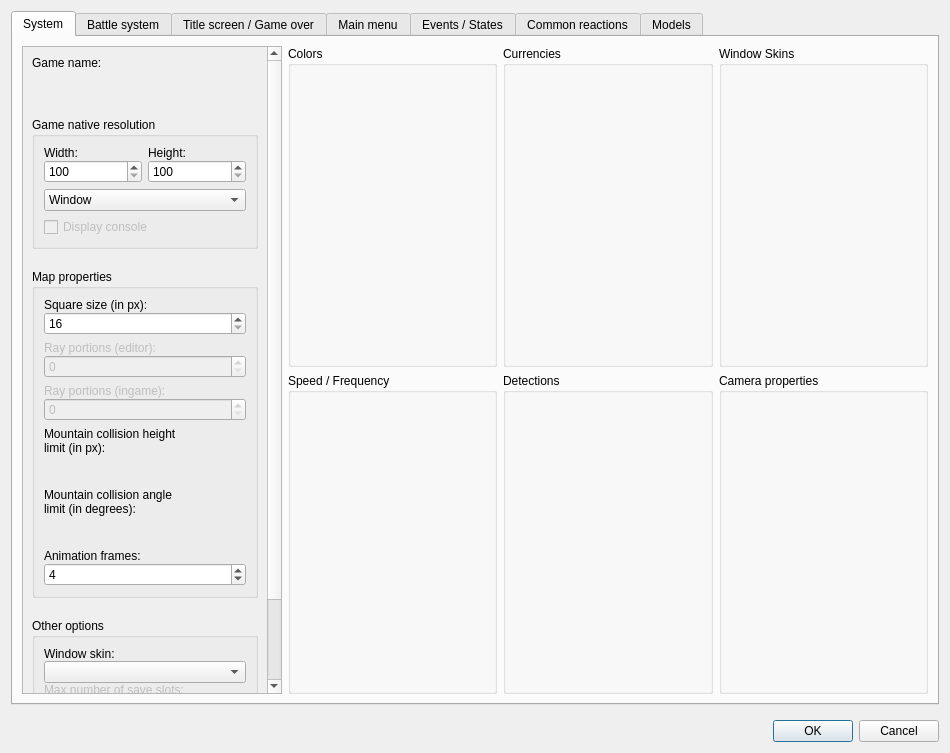
RPG-Paper-Maker/RPG-Paper-Maker, file Editor/Dialogs/dialogsystems.ui: the form before one commit.
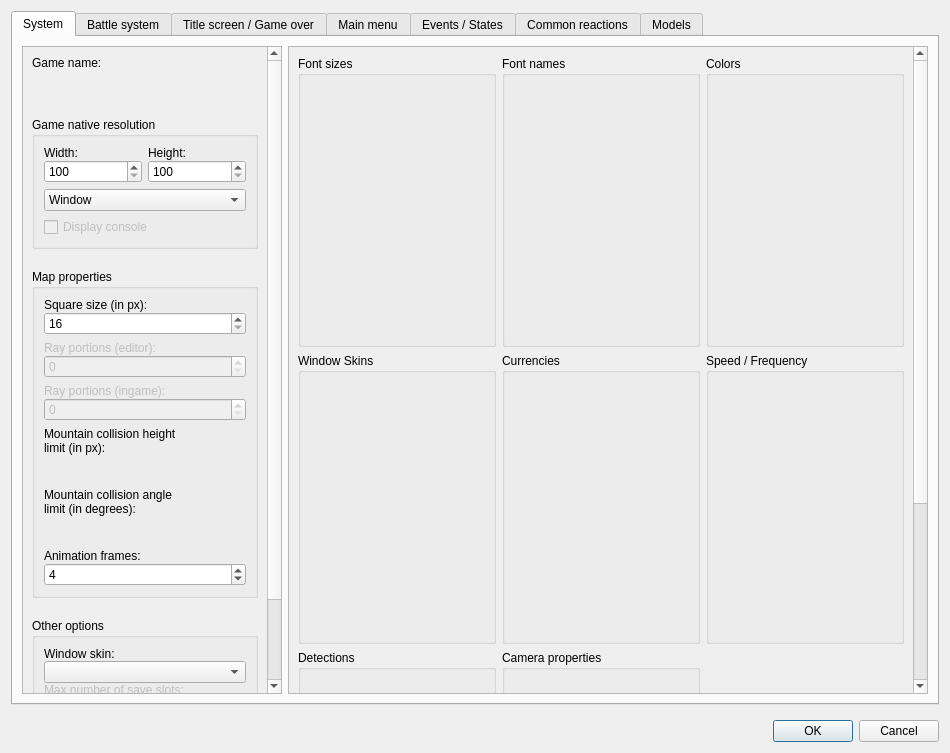
The form after the commit. Custom widgets are drawn as their Qt base class.

Diff of the .ui file:
```diff
--- a/Editor/Dialogs/dialogsystems.ui
+++ b/Editor/Dialogs/dialogsystems.ui
@@ -40,9 +40,9 @@
         <attribute name="title">
          <string>System</string>
         </attribute>
-        <layout class="QGridLayout" name="gridLayout_36">
+        <layout class="QGridLayout" name="gridLayout_43">
          <item row="0" column="0">
-          <layout class="QHBoxLayout" name="horizontalLayout" stretch="0,1,1,1">
+          <layout class="QHBoxLayout" name="horizontalLayout_11" stretch="0,1">
            <item>
             <widget class="QScrollArea" name="scrollArea">
              <property name="minimumSize">
@@ -537,6 +537,23 @@
             </widget>
            </item>
            <item>
+            <widget class="QScrollArea" name="scrollArea_2">
+             <property name="widgetResizable">
+              <bool>true</bool>
+             </property>
+             <widget class="QWidget" name="scrollAreaWidgetContents_2">
+              <property name="geometry">
+               <rect>
+                <x>0</x>
+                <y>0</y>
+                <width>624</width>
+                <height>916</height>
+               </rect>
+              </property>
+              <layout class="QGridLayout" name="gridLayout_36">
+               <item row="0" column="0">
+                <layout class="QHBoxLayout" name="horizontalLayout" stretch="1,1,1">
+                 <item>
             <layout class="QVBoxLayout" name="verticalLayout_12">
              <item>
               <widget class="QGroupBox" name="groupBox_4">
@@ -544,14 +561,20 @@
                 <bool>true</bool>
                </property>
                <property name="title">
-                <string>Colors</string>
+                      <string>Font sizes</string>
                </property>
                <layout class="QGridLayout" name="gridLayout_7">
                 <item row="0" column="0">
-                 <widget class="PanelSuperList" name="panelSuperListColors" native="true">
+                       <widget class="PanelSuperList" name="panelSuperListFontSizes" native="true">
                   <property name="enabled">
                    <bool>true</bool>
                   </property>
+                        <property name="minimumSize">
+                         <size>
+                          <width>0</width>
+                          <height>250</height>
+                         </size>
+                        </property>
                  </widget>
                 </item>
                </layout>
@@ -563,13 +586,41 @@
                 <bool>true</bool>
                </property>
                <property name="title">
-                <string>Speed / Frequency</string>
+                      <string>Window Skins</string>
                </property>
                <layout class="QGridLayout" name="gridLayout_10">
                 <item row="0" column="0">
-                 <widget class="PanelSuperList" name="panelSuperListSpeedFrequency" native="true">
+                       <widget class="PanelSuperList" name="panelSuperListWindowSkins" native="true">
                   <property name="enabled">
                    <bool>true</bool>
+                        </property>
+                        <property name="minimumSize">
+                         <size>
+                          <width>0</width>
+                          <height>250</height>
+                         </size>
+                        </property>
+                       </widget>
+                      </item>
+                     </layout>
+                    </widget>
+                   </item>
+                   <item>
+                    <widget class="QGroupBox" name="groupBox_31">
+                     <property name="title">
+                      <string>Detections</string>
+                     </property>
+                     <layout class="QGridLayout" name="gridLayout_41">
+                      <item row="0" column="0">
+                       <widget class="PanelSuperList" name="panelSuperListDetections" native="true">
+                        <property name="enabled">
+                         <bool>true</bool>
+                        </property>
+                        <property name="minimumSize">
+                         <size>
+                          <width>0</width>
+                          <height>250</height>
+                         </size>
                   </property>
                  </widget>
                 </item>
@@ -583,14 +634,26 @@
              <item>
               <widget class="QGroupBox" name="groupBox_5">
                <property name="title">
-                <string>Currencies</string>
+                      <string>Font names</string>
                </property>
                <layout class="QGridLayout" name="gridLayout_8">
                 <item row="0" column="0">
-                 <widget class="PanelSuperList" name="panelSuperListCurrencies" native="true">
+                       <widget class="PanelSuperList" name="panelSuperListFontNames" native="true">
                   <property name="enabled">
                    <bool>true</bool>
                   </property>
+                        <property name="minimumSize">
+                         <size>
+                          <width>0</width>
+                          <height>250</height>
+                         </size>
+                        </property>
+                        <property name="maximumSize">
+                         <size>
+                          <width>16777215</width>
+                          <height>250</height>
+                         </size>
+                        </property>
                  </widget>
                 </item>
                </layout>
@@ -602,13 +665,47 @@
                 <bool>true</bool>
                </property>
                <property name="title">
-                <string>Detections</string>
+                      <string>Currencies</string>
                </property>
                <layout class="QGridLayout" name="gridLayout_11">
                 <item row="0" column="0">
-                 <widget class="PanelSuperList" name="panelSuperListDetections" native="true">
+                       <widget class="PanelSuperList" name="panelSuperListCurrencies" native="true">
                   <property name="enabled">
                    <bool>true</bool>
+                        </property>
+                        <property name="minimumSize">
+                         <size>
+                          <width>0</width>
+                          <height>250</height>
+                         </size>
+                        </property>
+                        <property name="maximumSize">
+                         <size>
+                          <width>16777215</width>
+                          <height>250</height>
+                         </size>
+                        </property>
+                       </widget>
+                      </item>
+                     </layout>
+                    </widget>
+                   </item>
+                   <item>
+                    <widget class="QGroupBox" name="groupBox_32">
+                     <property name="title">
+                      <string>Camera properties</string>
+                     </property>
+                     <layout class="QGridLayout" name="gridLayout_42">
+                      <item row="0" column="0">
+                       <widget class="PanelSuperList" name="panelSuperListCameraProperties" native="true">
+                        <property name="enabled">
+                         <bool>true</bool>
+                        </property>
+                        <property name="minimumSize">
+                         <size>
+                          <width>0</width>
+                          <height>250</height>
+                         </size>
                   </property>
                  </widget>
                 </item>
@@ -625,14 +722,26 @@
                 <bool>true</bool>
                </property>
                <property name="title">
-                <string>Window Skins</string>
+                      <string>Colors</string>
                </property>
                <layout class="QGridLayout" name="gridLayout_9">
                 <item row="0" column="0">
-                 <widget class="PanelSuperList" name="panelSuperListWindowSkins" native="true">
+                       <widget class="PanelSuperList" name="panelSuperListColors" native="true">
                   <property name="enabled">
                    <bool>true</bool>
                   </property>
+                        <property name="minimumSize">
+                         <size>
+                          <width>0</width>
+                          <height>250</height>
+                         </size>
+                        </property>
+                        <property name="maximumSize">
+                         <size>
+                          <width>16777215</width>
+                          <height>250</height>
+                         </size>
+                        </property>
                  </widget>
                 </item>
                </layout>
@@ -644,20 +753,51 @@
                 <bool>true</bool>
                </property>
                <property name="title">
-                <string>Camera properties</string>
+                      <string>Speed / Frequency</string>
                </property>
                <layout class="QGridLayout" name="gridLayout_12">
                 <item row="0" column="0">
-                 <widget class="PanelSuperList" name="panelSuperListCameraProperties" native="true">
+                       <widget class="PanelSuperList" name="panelSuperListSpeedFrequency" native="true">
                   <property name="enabled">
                    <bool>true</bool>
                   </property>
+                        <property name="minimumSize">
+                         <size>
+                          <width>0</width>
+                          <height>250</height>
+                         </size>
+                        </property>
+                        <property name="maximumSize">
+                         <size>
+                          <width>16777215</width>
+                          <height>250</height>
+                         </size>
+                        </property>
                  </widget>
                 </item>
                </layout>
               </widget>
              </item>
-            </layout>
+                   <item>
+                    <spacer name="verticalSpacer_2">
+                     <property name="orientation">
+                      <enum>Qt::Vertical</enum>
+                     </property>
+                     <property name="sizeHint" stdset="0">
+                      <size>
+                       <width>20</width>
+                       <height>40</height>
+                      </size>
+                     </property>
+                    </spacer>
+                   </item>
+                  </layout>
+                 </item>
+                </layout>
+               </item>
+              </layout>
+             </widget>
+            </widget>
            </item>
           </layout>
          </item>
```
Lines whose indentation alone changed are shown as unchanged.
